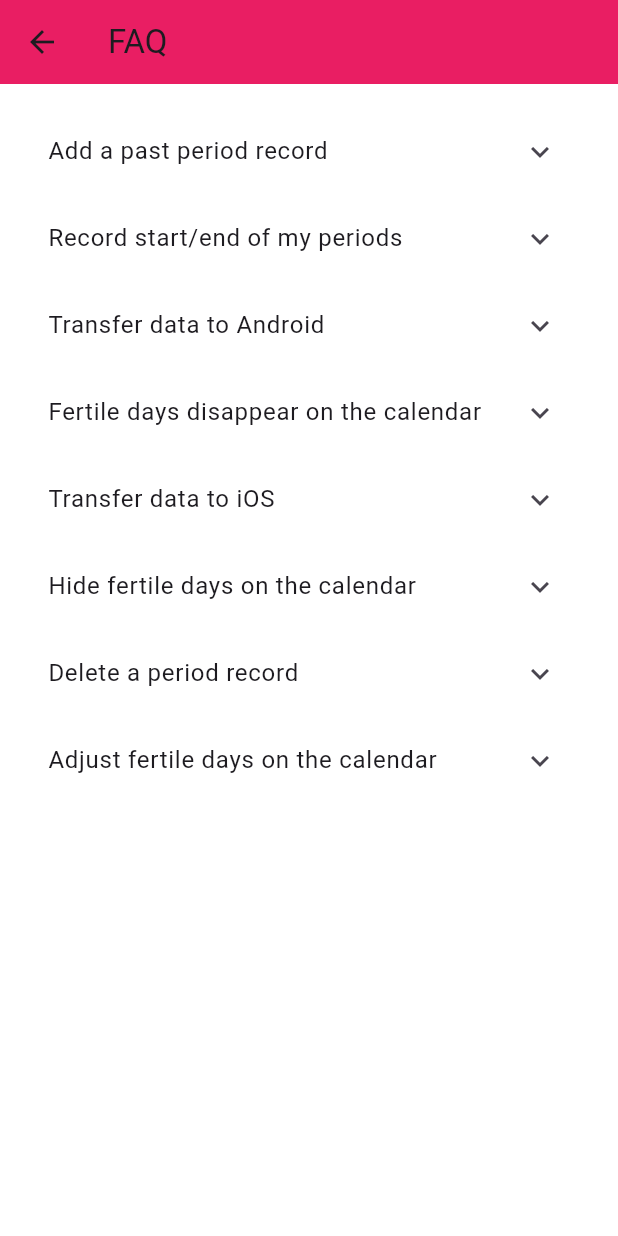
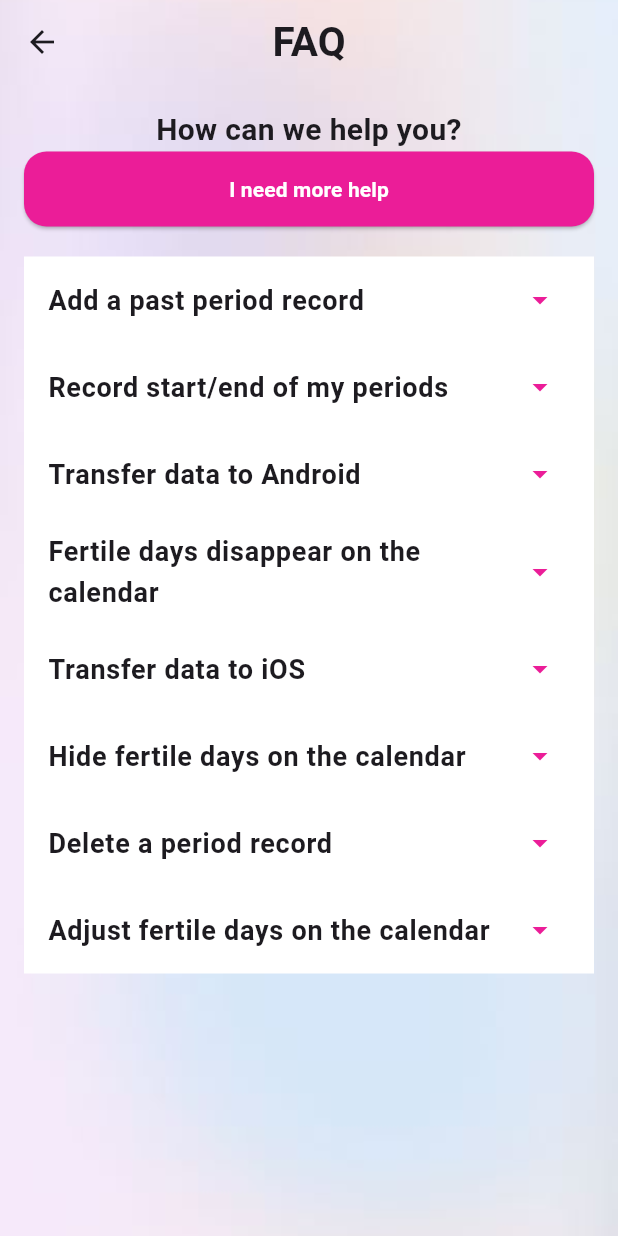
Before and after one commit to YamnaIsrail/Calendar-App, a Flutter app: the FAQScreen screen opened directly, on a phone screen of 412 x 824 dp. Run offline on Flutter 3.47's test engine with Material 3 defaults, Android fonts, the phone set to English and light mode, and no system bars; our stand-ins replace curved_navigation_bar, fl_chart, flutter_svg, table_calendar; project files that could hold a hidden picture were left out.

Commit message:
FAQ screen updated

```diff
--- a/lib/screens/settings/FAQ.dart
+++ b/lib/screens/settings/FAQ.dart
@@ -1,16 +1,41 @@
-
+import 'package:calender_app/screens/globals.dart';
+import 'package:calender_app/widgets/backgroundcontainer.dart';
+import 'package:calender_app/widgets/buttons.dart';
 import 'package:flutter/material.dart';
 
 class FAQScreen extends StatelessWidget {
   @override
   Widget build(BuildContext context) {
-    return Scaffold(
+    return bgContainer(
+        child: Scaffold(
+      backgroundColor: Colors.transparent,
       appBar: AppBar(
-        backgroundColor: Colors.pink,
-        title: Text('FAQ'),
+        title: Text(
+          "FAQ",
+          style: TextStyle(fontWeight: FontWeight.bold, fontSize: 27),
+        ),
+        centerTitle: true,
+        backgroundColor: Colors.transparent,
       ),
       body: ListView(
         padding: const EdgeInsets.all(16.0),
+        scrollDirection: Axis.vertical,
+        children: [
+          Text(
+            "How can we help you?",
+            textAlign: TextAlign.center,
+            style: TextStyle(fontWeight: FontWeight.bold, fontSize: 20),
+          ),
+          CustomButton(
+              text: "I need more help",
+              onPressed: () {},
+              backgroundColor: primaryColor),
+          SizedBox(
+            height: 20,
+          ),
+          Container(
+            color: Colors.white,
+            child: Column(
               children: [
                 FAQItem(question: 'Add a past period record'),
                 FAQItem(question: 'Record start/end of my periods'),
@@ -22,7 +47,10 @@ class FAQScreen extends StatelessWidget {
                 FAQItem(question: 'Adjust fertile days on the calendar'),
               ],
             ),
-    );
+          ),
+        ],
+      ),
+    ));
   }
 }
 
@@ -33,11 +61,24 @@ class FAQItem extends StatelessWidget {
   @override
   Widget build(BuildContext context) {
     return ExpansionTile(
-      title: Text(question),
+      title: Text(
+        question,
+        style: TextStyle(fontSize: 18, fontWeight: FontWeight.bold),
+      ),
+      collapsedIconColor: Colors.grey, // Icon color when collapsed
+      iconColor: Colors.blue, // Icon color when expanded
+      trailing: Icon(
+        Icons.arrow_drop_down_sharp,
+        color: primaryColor,
+        size: 24,
+      ), // Custom icon styling
       children: [
         Padding(
           padding: const EdgeInsets.all(8.0),
-          child: Text('Answer goes here...'),
+          child: Text(
+            'Answer goes here...',
+            style: TextStyle(fontSize: 16, color: Colors.black54),
+          ),
         ),
       ],
     );
```
Lines whose indentation alone changed are shown as unchanged.
